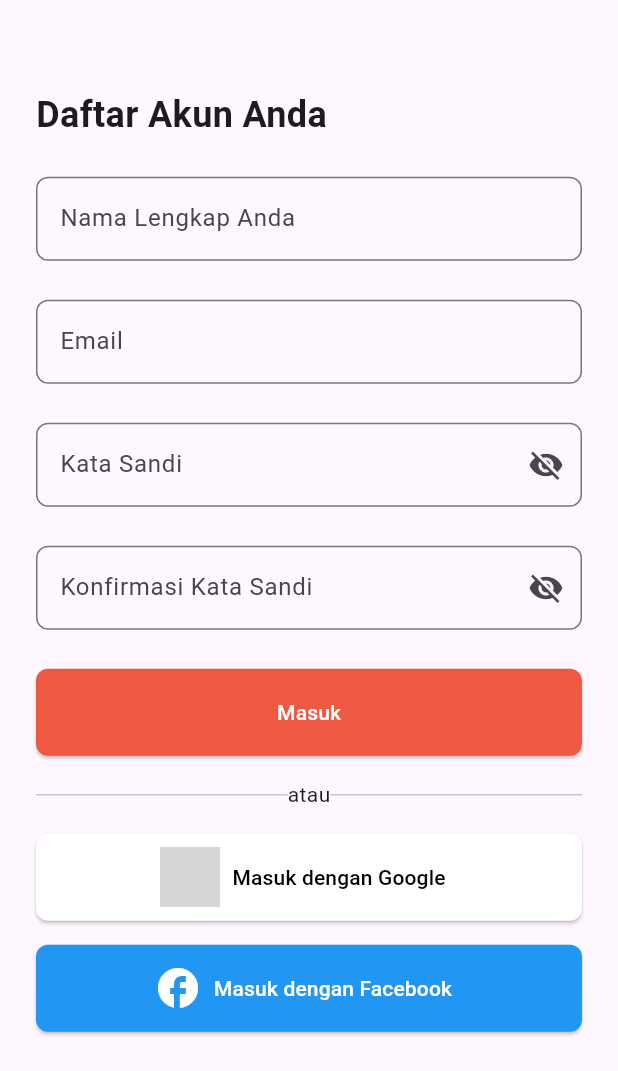
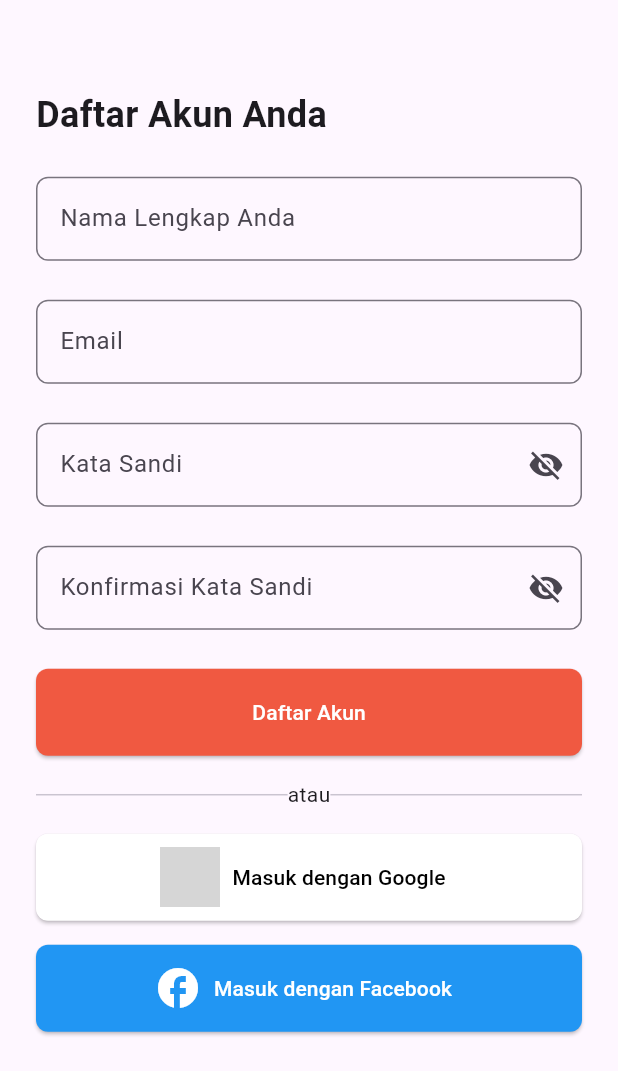
Before and after one commit to NVG-064/project_pemmob, a Flutter app: the DaftarPage screen opened directly, on a phone screen of 412 x 824 dp, the part 165-1236 px from its top. Run offline on Flutter 3.47's test engine with Material 3 defaults, Android fonts, the phone set to English and light mode, and no system bars; our stand-ins replace firebase_core; accounts and stored records are empty; network calls fail; grey boxes are pictures that could not be loaded.

Commit message:
Revisi daftar Page

```diff
--- a/lib/pages/daftar_page.dart
+++ b/lib/pages/daftar_page.dart
@@ -1,4 +1,5 @@
 import 'package:flutter/material.dart';
+import 'login_page.dart';
 
 class DaftarPage extends StatefulWidget {
   const DaftarPage({Key? key}) : super(key: key);
@@ -126,7 +127,7 @@ class _DaftarPageState extends State<DaftarPage> {
                       ),
                     ),
                     child: const Text(
-                      'Masuk',
+                      'Daftar Akun',
                       style: TextStyle(color: Colors.white),
                     ),
                   ),
@@ -187,21 +188,26 @@ class _DaftarPageState extends State<DaftarPage> {
                   ),
                 ),
                 const SizedBox(height: 48),
-                const Row(
+                Row(
                   mainAxisAlignment: MainAxisAlignment.center,
                   children: [
-                    Text.rich(
-                      TextSpan(
-                        text: 'Sudah punya akun? ',
-                        children: <TextSpan>[
-                          TextSpan(
-                            text: 'Daftar',
-                            style: TextStyle(
-                              fontWeight: FontWeight.bold,
-                              decoration: TextDecoration.underline,
-                            ),
+                    TextButton(
+                      onPressed: () {
+                        // Pindah ke halaman DaftarPage
+                        Navigator.push(
+                          context,
+                          MaterialPageRoute(
+                            builder: (context) => LoginPage(),
                           ),
-                        ],
+                        );
+                      },
+                      child: Text(
+                        'Sudah punya akun? Masuk',
+                        style: TextStyle(
+                          fontWeight: FontWeight.bold,
+                          decoration: TextDecoration.underline,
+                          color: Colors.blue, // Warna teks Daftar
+                        ),
                       ),
                     ),
                   ],
```
Also changed, not shown: lib/main.dart (line endings or trailing spaces), 1 other file.
